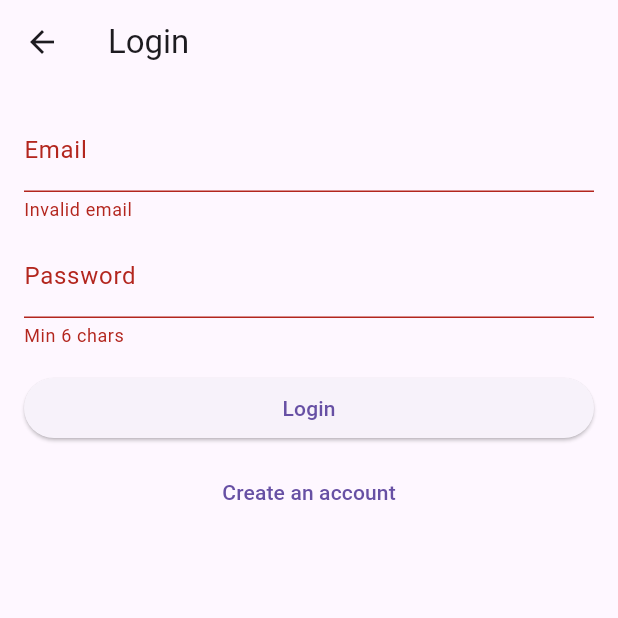
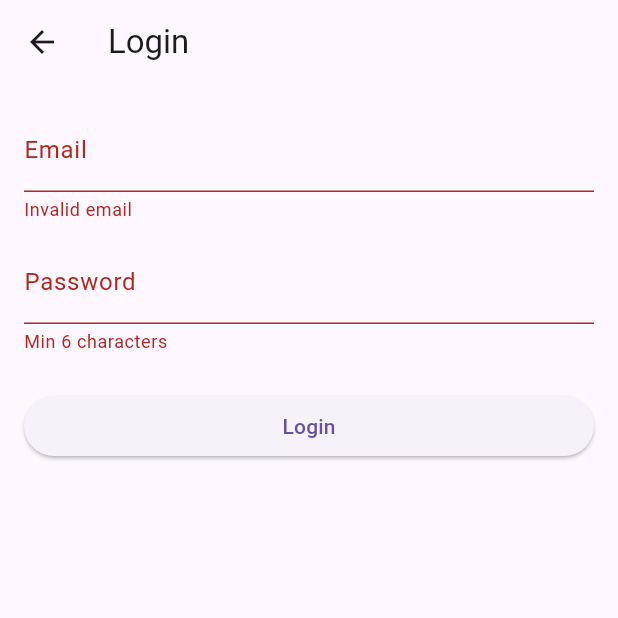
Before and after one commit to NowsinJuthi/Quiz-App, a Flutter app: the LoginScreen screen opened directly, after a tap on "Login", on a phone screen of 412 x 824 dp, the top half of it. Run offline on Flutter 3.47's test engine with Material 3 defaults, Android fonts, the phone set to English and light mode, and no system bars; our stand-ins replace cloud_firestore, firebase_auth, firebase_core, fluttertoast; accounts and stored records are empty.

Commit message:
login and registration page

```diff
--- a/lib/screens/auth/login_screen.dart
+++ b/lib/screens/auth/login_screen.dart
@@ -2,10 +2,7 @@ import 'package:flutter/material.dart';
 import 'package:provider/provider.dart';
 import '../../services/auth_service.dart';
 import '../../providers/user_provider.dart';
-import '../../widgets/simple_widgets.dart';
-import '../teacher/teacher_dashboard.dart';
-import '../student/student_dashboard.dart';
-import 'register_screen.dart';
+import '../root_page.dart';
 
 class LoginScreen extends StatefulWidget {
   const LoginScreen({super.key});
@@ -14,40 +11,33 @@ class LoginScreen extends StatefulWidget {
 }
 
 class _LoginScreenState extends State<LoginScreen> {
+  final _formKey = GlobalKey<FormState>();
   final _email = TextEditingController();
-  final _pass = TextEditingController();
-  final _formKey = GlobalKey<FormState>();
+  final _password = TextEditingController();
   bool _loading = false;
 
   final AuthService _auth = AuthService();
 
-  void _login() async {
+  void _submit() async {
     if (!_formKey.currentState!.validate()) return;
+
     setState(() => _loading = true);
     try {
       final user = await _auth.login(
         email: _email.text.trim(),
-        password: _pass.text.trim(),
+        password: _password.text.trim(),
       );
-      if (user != null) {
-        // get role and navigate
-        final role = await _auth.getRole(user.uid);
-        final userProv = Provider.of<UserProvider>(context, listen: false);
-        await userProv.loadUserRole();
-        if (role == 'teacher') {
-          Navigator.pushReplacement(
-            context,
-            MaterialPageRoute(builder: (_) => const TeacherDashboard()),
-          );
-        } else {
-          Navigator.pushReplacement(
-            context,
-            MaterialPageRoute(builder: (_) => const StudentDashboard()),
-          );
-        }
-      }
+
+      final userProv = Provider.of<UserProvider>(context, listen: false);
+      await userProv.loadUserRole(user!.uid);
+
+      Navigator.pushReplacement(
+        context,
+        MaterialPageRoute(builder: (_) => const RootPage()),
+      );
     } catch (e) {
-      showToast('Login failed: ${e.toString()}');
+      ScaffoldMessenger.of(context)
+          .showSnackBar(SnackBar(content: Text('Error: $e')));
     } finally {
       setState(() => _loading = false);
     }
@@ -58,35 +48,30 @@ class _LoginScreenState extends State<LoginScreen> {
     return Scaffold(
       appBar: AppBar(title: const Text('Login')),
       body: Padding(
-        padding: const EdgeInsets.all(16.0),
+        padding: const EdgeInsets.all(16),
         child: Form(
           key: _formKey,
-          child: Column(
+          child: ListView(
             children: [
               TextFormField(
                 controller: _email,
                 decoration: const InputDecoration(labelText: 'Email'),
-                validator: (v) => v!.contains('@') ? null : 'Invalid email',
+                validator: (v) =>
+                    v != null && v.contains('@') ? null : 'Invalid email',
               ),
-              const SizedBox(height: 8),
+              const SizedBox(height: 12),
               TextFormField(
-                controller: _pass,
+                controller: _password,
                 decoration: const InputDecoration(labelText: 'Password'),
                 obscureText: true,
-                validator: (v) => v!.length >= 6 ? null : 'Min 6 chars',
+                validator: (v) =>
+                    v != null && v.length >= 6 ? null : 'Min 6 characters',
               ),
-              const SizedBox(height: 16),
+              const SizedBox(height: 24),
               _loading
-                  ? const CircularProgressIndicator()
-                  : AppButton(label: 'Login', onPressed: _login),
-              const SizedBox(height: 8),
-              TextButton(
-                onPressed: () => Navigator.push(
-                  context,
-                  MaterialPageRoute(builder: (_) => const RegisterScreen()),
-                ),
-                child: const Text('Create an account'),
-              ),
+                  ? const Center(child: CircularProgressIndicator())
+                  : ElevatedButton(
+                      onPressed: _submit, child: const Text('Login')),
             ],
           ),
         ),
--- a/lib/screens/student/quiz_result_screen.dart
+++ b/lib/screens/student/quiz_result_screen.dart
@@ -35,9 +35,8 @@ class QuizResultScreen extends StatelessWidget {
                   final chosen = answers[i];
                   final correct = q.correctIndex;
                   final correctText = q.options[correct];
-                  final chosenText = chosen != null
-                      ? q.options[chosen]
-                      : 'Not answered';
+                  final chosenText =
+                      chosen != null ? q.options[chosen] : 'Not answered';
                   return Card(
                     child: ListTile(
                       title: Text(q.question),
@@ -60,7 +59,6 @@ class QuizResultScreen extends StatelessWidget {
             ),
             ElevatedButton(
               onPressed: () {
-                // retry: go back to student dashboard
                 Navigator.of(context).popUntil((route) => route.isFirst);
               },
               child: const Text('Back to Dashboard'),
--- a/lib/screens/teacher/add_quiz_screen.dart
+++ b/lib/screens/teacher/add_quiz_screen.dart
@@ -30,7 +30,6 @@ class _AddQuizScreenState extends State<AddQuizScreen> {
       showToast('Provide a quiz title');
       return;
     }
-    // simple validation for questions
     if (_questions.isEmpty) {
       showToast('Add at least one question');
       return;
```
Also changed, not shown: lib/main.dart (+43 -23 lines), lib/models/question_model.dart (+5 -5 lines), lib/providers/user_provider.dart (+7 -11 lines), lib/screens/auth/register_screen.dart (+34 -22 lines), lib/screens/root_page.dart (added, +19 -0 lines), lib/screens/student/quiz_play_screen.dart (+0 -7 lines), lib/screens/student/student_dashboard.dart (+6 -6 lines), lib/screens/teacher/edit_quiz_list_screen.dart (+18 -10 lines), lib/screens/teacher/teacher_dashboard.dart (+9 -15 lines), lib/screens/teacher/view_results_screen.dart (+5 -4 lines), lib/services/auth_service.dart (+4 -3 lines), lib/services/firestore_service.dart (+13 -20 lines), lib/widgets/simple_widgets.dart (+4 -3 lines), pubspec.yaml (+14 -11 lines), 3 more files, 2 other files.
